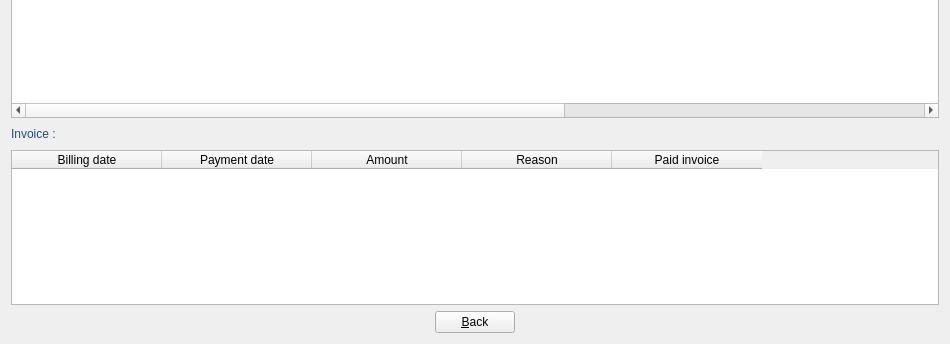
First picture: the form in manageBill/dialogsupplier.ui, repository JMainard/manageBill, before the edit; both pictures show x 0 to 950 and y 156 to 500 of the 950 by 500 pixel window.
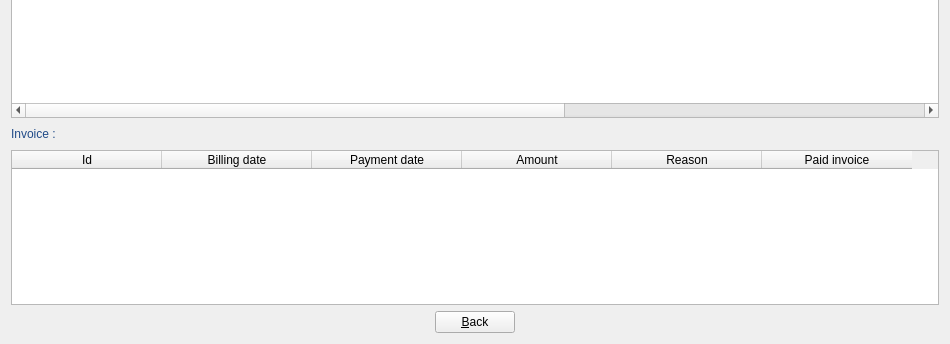
Second picture: the form after the edit. Icons and pictures are not drawn.

What changed in the file:
```diff
--- a/manageBill/dialogsupplier.ui
+++ b/manageBill/dialogsupplier.ui
@@ -348,6 +348,14 @@
      <attribute name="horizontalHeaderDefaultSectionSize">
       <number>150</number>
      </attribute>
+     <attribute name="verticalHeaderVisible">
+      <bool>false</bool>
+     </attribute>
+     <column>
+      <property name="text">
+       <string>Id</string>
+      </property>
+     </column>
      <column>
       <property name="text">
        <string>Billing date</string>
```
